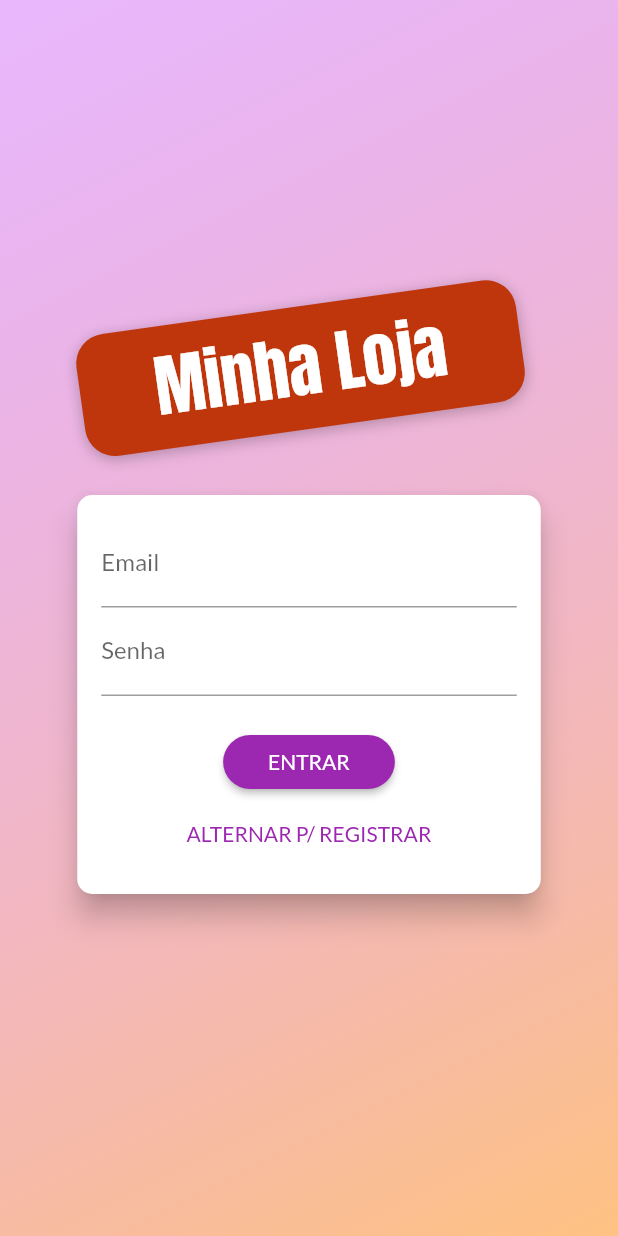
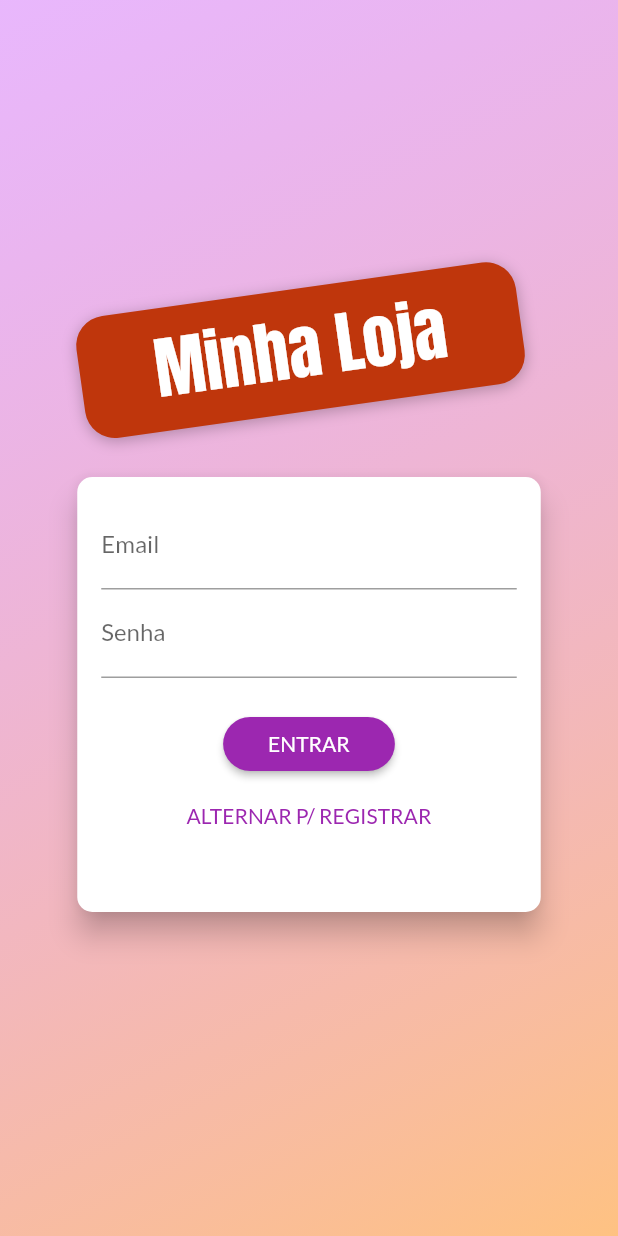
Before and after one commit to rodrigolmacedo/flutter_shop, a Flutter app: the screen it shows after launch, on a phone screen of 412 x 824 dp. Run offline on Flutter 3.47's test engine with Material 2 defaults, Android fonts, the phone set to English and light mode, and no system bars; our stand-ins replace shared_preferences.

Commit message:
adicionando animação no login

```diff
--- a/shop/lib/widgets/auth_card.dart
+++ b/shop/lib/widgets/auth_card.dart
@@ -10,11 +10,38 @@ class AuthCard extends StatefulWidget {
   _AuthCardState createState() => _AuthCardState();
 }
 
-class _AuthCardState extends State<AuthCard> {
+class _AuthCardState extends State<AuthCard>
+    with SingleTickerProviderStateMixin {
   bool _isLoading = false;
   GlobalKey<FormState> _form = GlobalKey();
   AuthMode _authMode = AuthMode.Login;
   final _passwordController = TextEditingController();
+
+  AnimationController _controllerAnimation;
+  Animation<double> _opacityAnimation;
+  Animation<Offset> _slideAnimation;
+
+  @override
+  void initState() {
+    super.initState();
+
+    _controllerAnimation =
+        AnimationController(vsync: this, duration: Duration(milliseconds: 300));
+
+    _opacityAnimation = Tween(begin: 0.0, end: 1.0).animate(
+        CurvedAnimation(parent: _controllerAnimation, curve: Curves.linear));
+
+    _slideAnimation = Tween<Offset>(begin: Offset(0, -1.5), end: Offset(0, 0))
+        .animate(CurvedAnimation(
+            parent: _controllerAnimation, curve: Curves.linear));
+  }
+
+  @override
+  void dispose() {
+    super.dispose();
+    _controllerAnimation.dispose();
+  }
+
   final Map<String, String> authData = {'email': '', 'password': ''};
   void _showErrorDialog(String msg) {
     showDialog(
@@ -54,9 +81,6 @@ class _AuthCardState extends State<AuthCard> {
     } catch (error) {
       _showErrorDialog("Ocorreu um erro inesperado.");
     }
-    setState(() {
-      _isLoading = false;
-    });
   }
 
   void _switchAuthMode() {
@@ -64,10 +88,12 @@ class _AuthCardState extends State<AuthCard> {
       setState(() {
         _authMode = AuthMode.Signup;
       });
+      _controllerAnimation.forward();
     } else {
       setState(() {
         _authMode = AuthMode.Login;
       });
+      _controllerAnimation.reverse();
     }
   }
 
@@ -78,8 +104,12 @@ class _AuthCardState extends State<AuthCard> {
     return Card(
       elevation: 8.0,
       shape: RoundedRectangleBorder(borderRadius: BorderRadius.circular(10)),
-      child: Container(
+      child: AnimatedContainer(
+        duration: Duration(milliseconds: 300),
+        curve: Curves.linear,
         width: deviceSize.width * 0.75,
+        height: _authMode == AuthMode.Login ? 290 : 371,
+        //height: _heightAnimation.value.height,
         padding: const EdgeInsets.all(16.0),
         child: Form(
             key: _form,
@@ -87,7 +117,7 @@ class _AuthCardState extends State<AuthCard> {
               children: [
                 TextFormField(
                   decoration: InputDecoration(labelText: 'Email'),
-                  keyboardType: TextInputType.emailAddress,
+                  //keyboardType: TextInputType.emailAddress,
                   validator: (value) {
                     if (value.isEmpty || !value.contains('@'))
                       return 'informe um email válido';
@@ -108,9 +138,19 @@ class _AuthCardState extends State<AuthCard> {
                         },
                         onSaved: (value) => authData['password'] = value,
                       ),
-                if (_authMode == AuthMode.Signup)
-                  TextFormField(
-                    decoration: InputDecoration(labelText: 'Confirmar Senha'),
+                AnimatedContainer(
+                  constraints: BoxConstraints(
+                      minHeight: _authMode == AuthMode.Signup ? 60 : 0,
+                      maxHeight: _authMode == AuthMode.Signup ? 120 : 0),
+                  duration: Duration(milliseconds: 300),
+                  curve: Curves.linear,
+                  child: FadeTransition(
+                    opacity: _opacityAnimation,
+                    child: SlideTransition(
+                      position: _slideAnimation,
+                      child: TextFormField(
+                        decoration:
+                            InputDecoration(labelText: 'Confirmar Senha'),
                         obscureText: true,
                         validator: _authMode == AuthMode.Signup
                             ? (value) {
@@ -119,6 +159,9 @@ class _AuthCardState extends State<AuthCard> {
                                 return null;
                               }
                             : null,
+                      ),
+                    ),
+                  ),
                 ),
                 SizedBox(height: 20),
                 RaisedButton(
```
Lines whose indentation alone changed are shown as unchanged.
